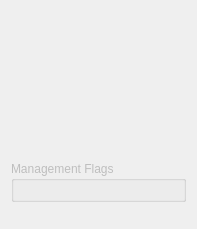
This is FWAdminLib/IOSAppDetailsTab.ui in fw-dev/translations as Qt 5 draws it before an edit. The edited form follows.
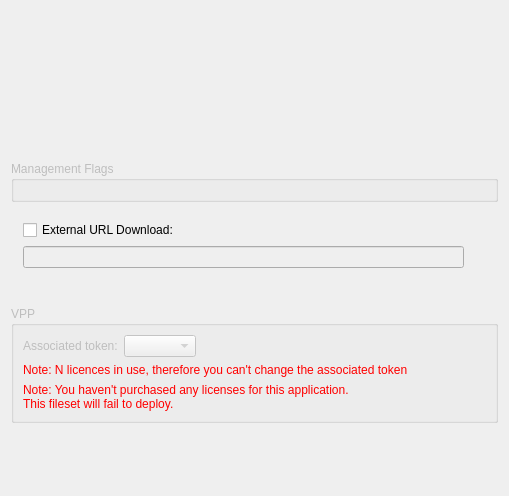
This is the edited form. Custom widgets are drawn as their Qt base class.

Diff of the .ui file:
```diff
--- a/FWAdminLib/IOSAppDetailsTab.ui
+++ b/FWAdminLib/IOSAppDetailsTab.ui
@@ -6,8 +6,8 @@
    <rect>
     <x>0</x>
     <y>0</y>
-    <width>197</width>
-    <height>229</height>
+    <width>509</width>
+    <height>496</height>
    </rect>
   </property>
   <property name="maximumSize">
@@ -16,7 +16,7 @@
     <height>99999</height>
    </size>
   </property>
-  <layout class="QVBoxLayout" name="verticalLayout_6" stretch="0,0,0,1">
+  <layout class="QVBoxLayout" name="verticalLayout_6" stretch="0,0,0,0,0,1">
    <item>
     <layout class="QHBoxLayout" name="horizontalLayout_2" stretch="0,0,1">
      <item>
@@ -251,6 +251,121 @@
      </item>
     </layout>
    </item>
+   <item>
+    <widget class="QWidget" name="externalUrlGroup" native="true">
+     <layout class="QGridLayout" name="gridLayout">
+      <property name="leftMargin">
+       <number>12</number>
+      </property>
+      <property name="topMargin">
+       <number>12</number>
+      </property>
+      <property name="rightMargin">
+       <number>12</number>
+      </property>
+      <property name="bottomMargin">
+       <number>12</number>
+      </property>
+      <item row="1" column="0">
+       <widget class="QLineEdit" name="externalUrl">
+        <property name="enabled">
+         <bool>false</bool>
+        </property>
+        <property name="readOnly">
+         <bool>false</bool>
+        </property>
+       </widget>
+      </item>
+      <item row="1" column="1">
+       <widget class="OnlineStatus" name="externalUrlLbl" native="true">
+        <property name="minimumSize">
+         <size>
+          <width>16</width>
+          <height>16</height>
+         </size>
+        </property>
+       </widget>
+      </item>
+      <item row="0" column="0">
+       <widget class="QCheckBox" name="externalUrlCheck">
+        <property name="text">
+         <string>External URL Download:</string>
+        </property>
+       </widget>
+      </item>
+      <item row="2" column="0">
+       <widget class="QLabel" name="externalUrlError">
+        <property name="text">
+         <string/>
+        </property>
+       </widget>
+      </item>
+     </layout>
+    </widget>
+   </item>
+   <item>
+    <widget class="QGroupBox" name="vppGroupBox">
+     <property name="enabled">
+      <bool>false</bool>
+     </property>
+     <property name="title">
+      <string>VPP</string>
+     </property>
+     <layout class="QVBoxLayout" name="verticalLayout_2">
+      <item>
+       <layout class="QHBoxLayout" name="horizontalLayout_5">
+        <item>
+         <widget class="QLabel" name="label">
+          <property name="text">
+           <string>Associated token:</string>
+          </property>
+         </widget>
+        </item>
+        <item>
+         <widget class="QComboBox" name="vppTokensComboBox"/>
+        </item>
+        <item>
+         <spacer name="horizontalSpacer">
+          <property name="orientation">
+           <enum>Qt::Horizontal</enum>
+          </property>
+          <property name="sizeHint" stdset="0">
+           <size>
+            <width>40</width>
+            <height>20</height>
+           </size>
+          </property>
+         </spacer>
+        </item>
+       </layout>
+      </item>
+      <item>
+       <widget class="QLabel" name="vppLicenseInUseHintLabel">
+        <property name="enabled">
+         <bool>false</bool>
+        </property>
+        <property name="styleSheet">
+         <string notr="true">color: red</string>
+        </property>
+        <property name="text">
+         <string>Note: N licences in use, therefore you can't change the associated token</string>
+        </property>
+       </widget>
+      </item>
+      <item>
+       <widget class="QLabel" name="vppTokenWithoutLicenseHintLabel">
+        <property name="styleSheet">
+         <string notr="true">color: red</string>
+        </property>
+        <property name="text">
+         <string>Note: You haven't purchased any licenses for this application.
+This fileset will fail to deploy.</string>
+        </property>
+       </widget>
+      </item>
+     </layout>
+    </widget>
+   </item>
    <item>
     <spacer name="verticalSpacer">
      <property name="orientation">
@@ -276,7 +391,13 @@
   <customwidget>
    <class>ManagementFlagsWidget</class>
    <extends>QWidget</extends>
-   <header>ManagementFlagsWidget.h</header>
+   <header>FWAdminLib/ManagementFlagsWidget.h</header>
+   <container>1</container>
+  </customwidget>
+  <customwidget>
+   <class>OnlineStatus</class>
+   <extends>QWidget</extends>
+   <header>FileWaveGuiLib/OnlineStatus.h</header>
    <container>1</container>
   </customwidget>
  </customwidgets>
```
Left out of the diff: 30 changed lines with no effect on the pictures.
